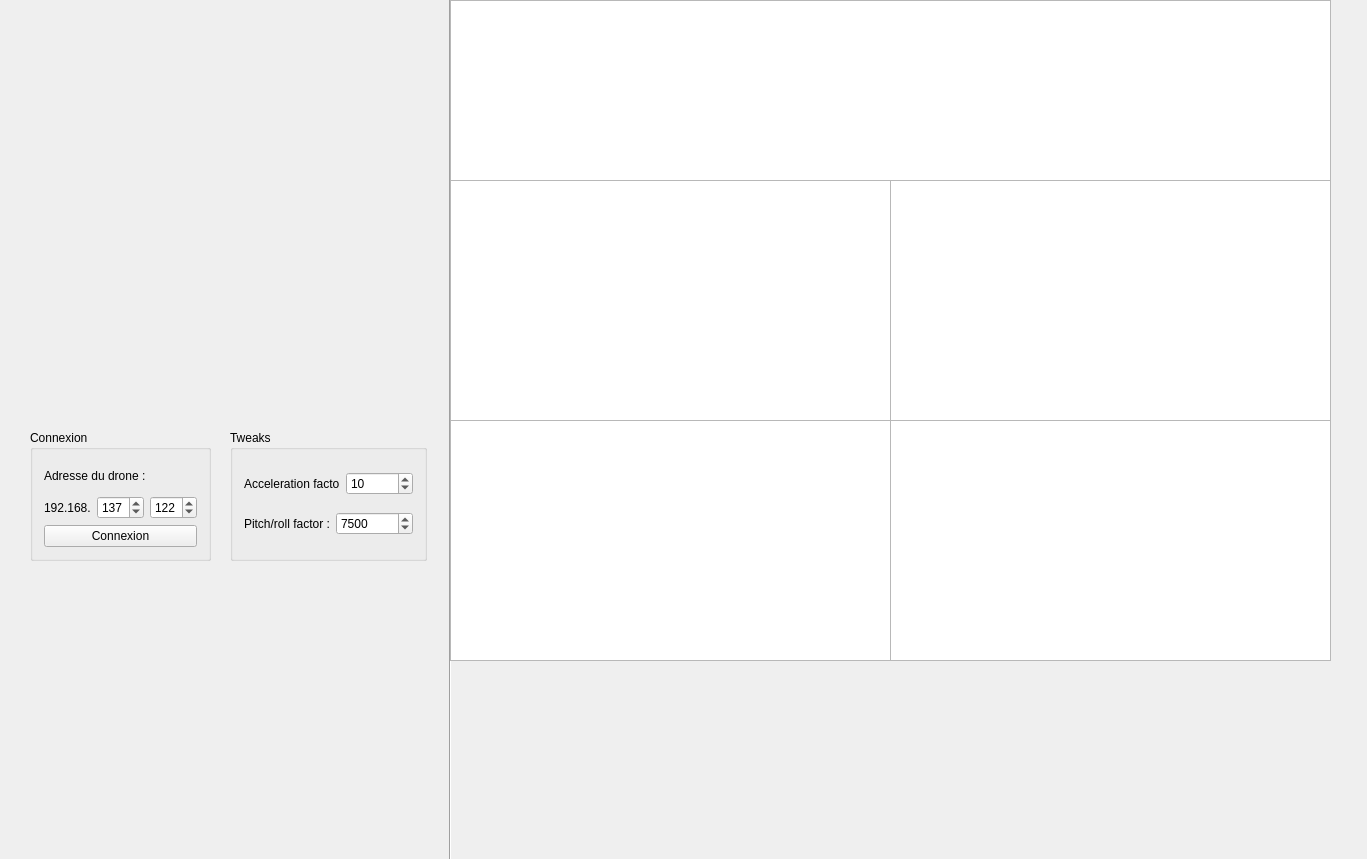
Above: mainwindow.ui from eviallet/Drone_Transmitter before the change. Below: the same form after it.
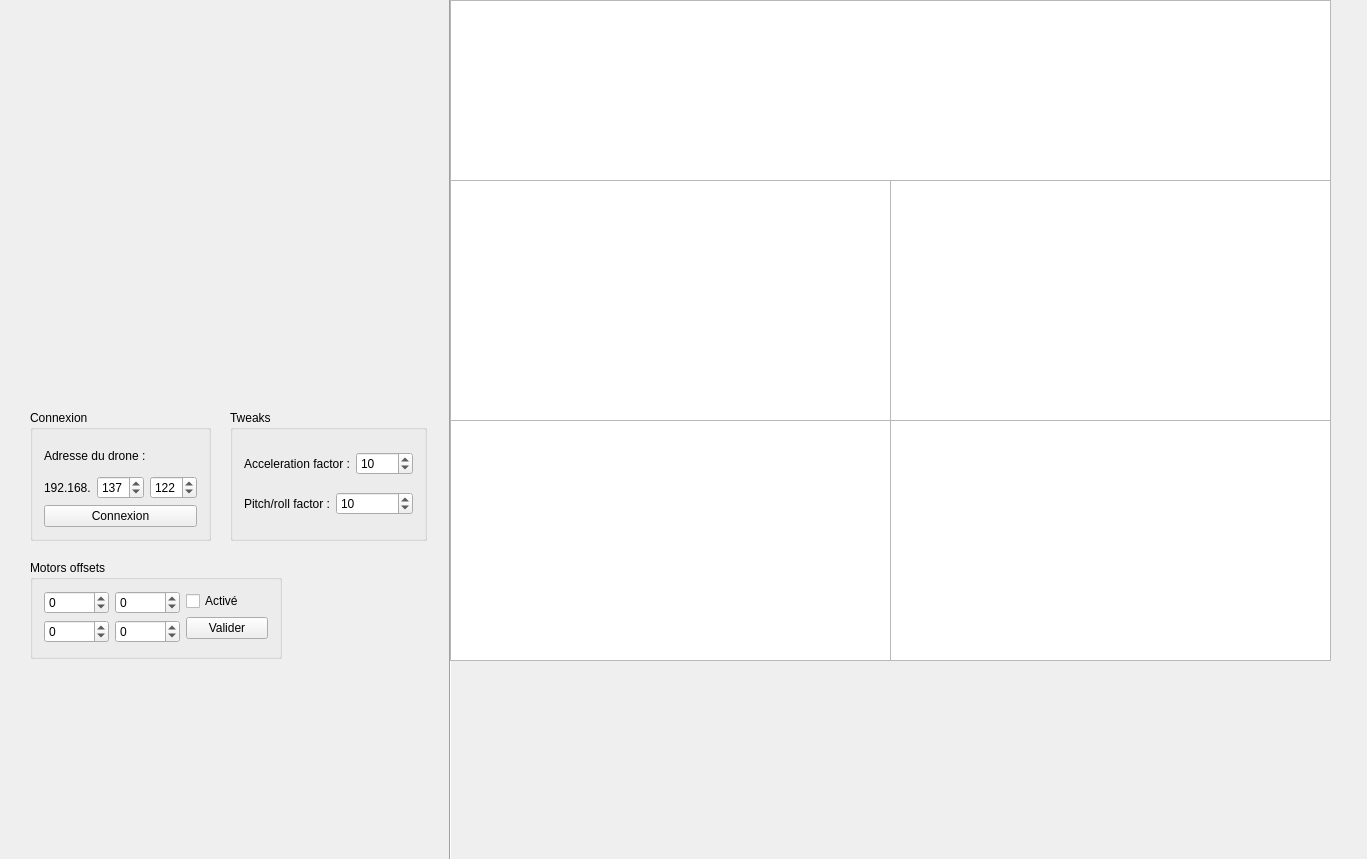
That is the form after the change. Icons and pictures are not drawn. Custom widgets are drawn as their Qt base class.

Commit message: Added motors offsets, fixed pitch/yaw not going back to the right value

```diff
--- a/mainwindow.ui
+++ b/mainwindow.ui
@@ -31,7 +31,7 @@
     <property name="geometry">
      <rect>
       <x>30</x>
-      <y>430</y>
+      <y>410</y>
       <width>181</width>
       <height>131</height>
      </rect>
@@ -175,7 +175,7 @@
     <property name="geometry">
      <rect>
       <x>230</x>
-      <y>430</y>
+      <y>410</y>
       <width>197</width>
       <height>131</height>
      </rect>
@@ -196,10 +196,10 @@
        <item>
         <widget class="QSpinBox" name="scale_box_pitch">
          <property name="maximum">
-          <number>100000</number>
+          <number>5000</number>
          </property>
          <property name="value">
-          <number>7500</number>
+          <number>10</number>
          </property>
         </widget>
        </item>
@@ -217,7 +217,7 @@
        <item>
         <widget class="QSpinBox" name="scale_box_acc">
          <property name="maximum">
-          <number>100000</number>
+          <number>5000</number>
          </property>
          <property name="value">
           <number>10</number>
@@ -526,6 +526,91 @@
      <bool>true</bool>
     </property>
    </widget>
+   <widget class="QGroupBox" name="groupBox_2">
+    <property name="geometry">
+     <rect>
+      <x>30</x>
+      <y>560</y>
+      <width>252</width>
+      <height>99</height>
+     </rect>
+    </property>
+    <property name="title">
+     <string>Motors offsets</string>
+    </property>
+    <layout class="QFormLayout" name="formLayout">
+     <item row="0" column="0">
+      <layout class="QVBoxLayout" name="verticalLayout_2">
+       <item>
+        <layout class="QHBoxLayout" name="horizontalLayout_4">
+         <item>
+          <widget class="QSpinBox" name="spin_offset_hg">
+           <property name="minimum">
+            <number>-20000</number>
+           </property>
+           <property name="maximum">
+            <number>20000</number>
+           </property>
+          </widget>
+         </item>
+         <item>
+          <widget class="QSpinBox" name="spin_offset_hd">
+           <property name="minimum">
+            <number>-20000</number>
+           </property>
+           <property name="maximum">
+            <number>20000</number>
+           </property>
+          </widget>
+         </item>
+        </layout>
+       </item>
+       <item>
+        <layout class="QHBoxLayout" name="horizontalLayout_5">
+         <item>
+          <widget class="QSpinBox" name="spin_offset_bg">
+           <property name="minimum">
+            <number>-20000</number>
+           </property>
+           <property name="maximum">
+            <number>20000</number>
+           </property>
+          </widget>
+         </item>
+         <item>
+          <widget class="QSpinBox" name="spin_offset_bd">
+           <property name="minimum">
+            <number>-20000</number>
+           </property>
+           <property name="maximum">
+            <number>20000</number>
+           </property>
+          </widget>
+         </item>
+        </layout>
+       </item>
+      </layout>
+     </item>
+     <item row="0" column="1">
+      <layout class="QVBoxLayout" name="verticalLayout_3">
+       <item>
+        <widget class="QCheckBox" name="offset_enabled">
+         <property name="text">
+          <string>Activé</string>
+         </property>
+        </widget>
+       </item>
+       <item>
+        <widget class="QPushButton" name="offset_changed">
+         <property name="text">
+          <string>Valider</string>
+         </property>
+        </widget>
+       </item>
+      </layout>
+     </item>
+    </layout>
+   </widget>
   </widget>
  </widget>
  <layoutdefault spacing="6" margin="11"/>
```
The commit also changes 5 other files.
